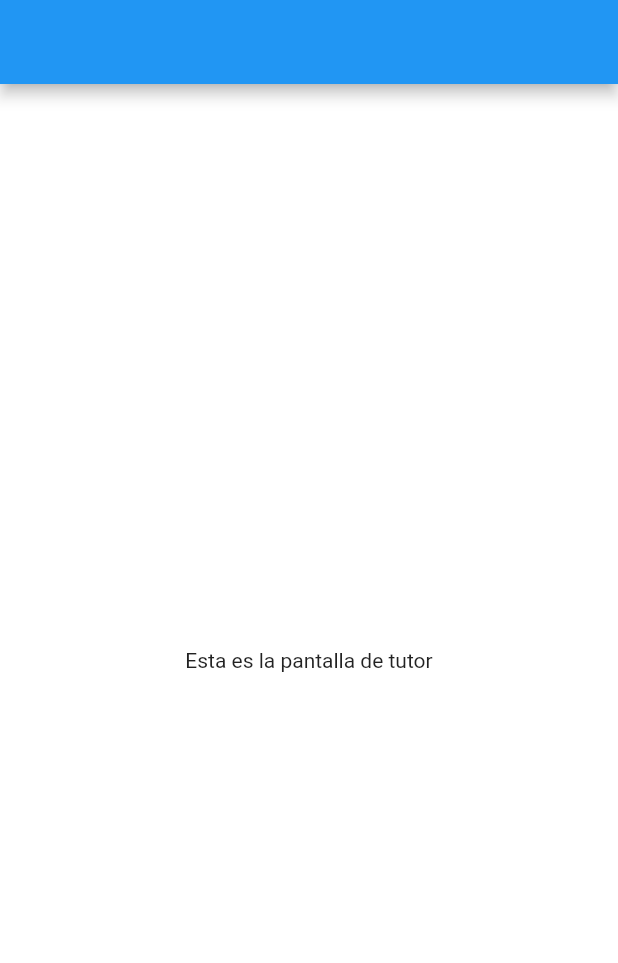
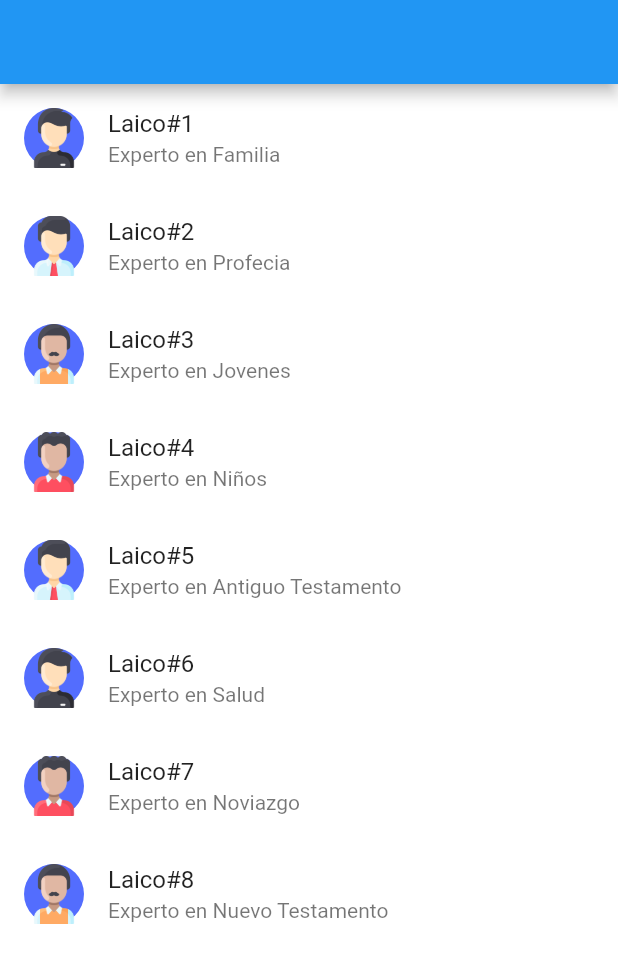
Before and after one commit to Darkmoon75/7Factor, a Flutter app: the Tutores screen opened directly, on a phone screen of 412 x 824 dp. Shown: the top 963 px of the screen. Run offline on Flutter 3.47's test engine with Material 2 defaults, Android fonts, the phone set to English and light mode, and no system bars; drawn by our look-alikes of flutter_slidable; our stand-ins replace firebase_auth, font_awesome_flutter, google_fonts, google_sign_in; accounts and stored records are empty.

Commit message:
Pantalla Tutores

```diff
--- a/lib/main.dart
+++ b/lib/main.dart
@@ -1,9 +1,11 @@
 import 'package:flutter/material.dart';
+import 'package:seven_hub/src/HomeScreen.dart';
+import 'package:seven_hub/src/LoginScreen.dart';
 import 'package:seven_hub/src/Splash.dart';
 
 void main() {
   runApp(MaterialApp(
-    home: Splash(),
+    home: HomeScreen(),
     title: 'Nombre de la App',
     debugShowCheckedModeBanner: false,
   ));
--- a/lib/src/LoginScreen.dart
+++ b/lib/src/LoginScreen.dart
@@ -55,7 +55,9 @@ class _LoginScreenState extends State<LoginScreen> {
     Navigator.push(
       context,
       new MaterialPageRoute(
-        builder: (context) => new HomeScreen(),
+        builder: (context) => new ProfileScreen(
+          detailsUser: details,
+        ),
       ),
     );
     return userDetails;
--- a/lib/src/foro.dart
+++ b/lib/src/foro.dart
@@ -17,7 +17,7 @@ class _ForoState extends State<Foro> {
       ),
       backgroundColor: Colors.white,
       body: new Center(
-        child: new Text("Esta es la pantalla de Foro"),
+        child: new Text("Esta es la pantalla del Foro"),
       ),
     );
   }
--- a/lib/src/tutores.dart
+++ b/lib/src/tutores.dart
@@ -1,4 +1,5 @@
 import 'package:flutter/material.dart';
+import 'package:flutter_slidable/flutter_slidable.dart';
 
 class Tutores extends StatefulWidget {
   Tutores({Key key}) : super(key: key);
@@ -11,14 +12,74 @@ class _TutoresState extends State<Tutores> {
   @override
   Widget build(BuildContext context) {
     return Scaffold(
-      appBar: AppBar(
-        automaticallyImplyLeading: false,
-        backgroundColor: Colors.blue,
+        appBar: AppBar(
+          automaticallyImplyLeading: false,
+          backgroundColor: Colors.blue,
+        ),
+        backgroundColor: Colors.white,
+        body: Stack(
+          children: <Widget>[
+            ListView(
+              children: <Widget>[
+                tutores('Laico#1', 'Experto en Familia', 'images/avatar1.png'),
+                tutores('Laico#2', 'Experto en Profecia', 'images/avatar2.png'),
+                tutores('Laico#3', 'Experto en Jovenes', 'images/avatar3.png'),
+                tutores('Laico#4', 'Experto en Niños', 'images/avatar4.png'),
+                tutores('Laico#5', 'Experto en Antiguo Testamento',
+                    'images/avatar2.png'),
+                tutores('Laico#6', 'Experto en Salud', 'images/avatar1.png'),
+                tutores('Laico#7', 'Experto en Noviazgo', 'images/avatar4.png'),
+                tutores('Laico#8', 'Experto en Nuevo Testamento',
+                    'images/avatar3.png'),
+              ],
+            )
+          ],
+        ));
+  }
+
+  Widget tutores(String name, String description, String image) {
+    return Slidable(
+      actionPane: SlidableDrawerActionPane(),
+      actionExtentRatio: 0.25,
+      child: Container(
+        color: Colors.white,
+        child: ListTile(
+          leading: CircleAvatar(
+            backgroundColor: Colors.indigoAccent,
+            child: Image.asset(
+              image,
+              height: 50,
+            ),
+            foregroundColor: Colors.white,
+          ),
+          title: Text(name),
+          subtitle: Text(description),
+        ),
       ),
-      backgroundColor: Colors.white,
-      body: new Center(
-        child: new Text("Esta es la pantalla de tutor"),
-      ),
+      actions: <Widget>[
+        IconSlideAction(
+          caption: 'Archive',
+          color: Colors.blue,
+          icon: Icons.archive,
+          onTap: () => _showSnackBar('Archive'),
+        ),
+      ],
+      secondaryActions: <Widget>[
+        IconSlideAction(
+          caption: 'More',
+          color: Colors.black45,
+          icon: Icons.more_horiz,
+          onTap: () => _showSnackBar('More'),
+        ),
+        IconSlideAction(
+          caption: 'Chat',
+          color: Colors.green,
+          icon: Icons.message,
+          onTap: () => _showSnackBar('Delete'),
+        ),
+      ],
     );
   }
+
+  _showSnackBar(String s) {}
 }
--- a/pubspec.yaml
+++ b/pubspec.yaml
@@ -30,6 +30,7 @@ dependencies:
   firebase_core: ^0.3.1+1
   firebase_auth: ^0.8.3
   google_sign_in: ^4.0.1+3
+  flutter_slidable:
 
 
 
```
Also changed, not shown: images/avatar1.png (added), images/avatar2.png (added), images/avatar3.png (added), images/avatar4.png (added), images/gerente.png (added), pubspec.lock.
